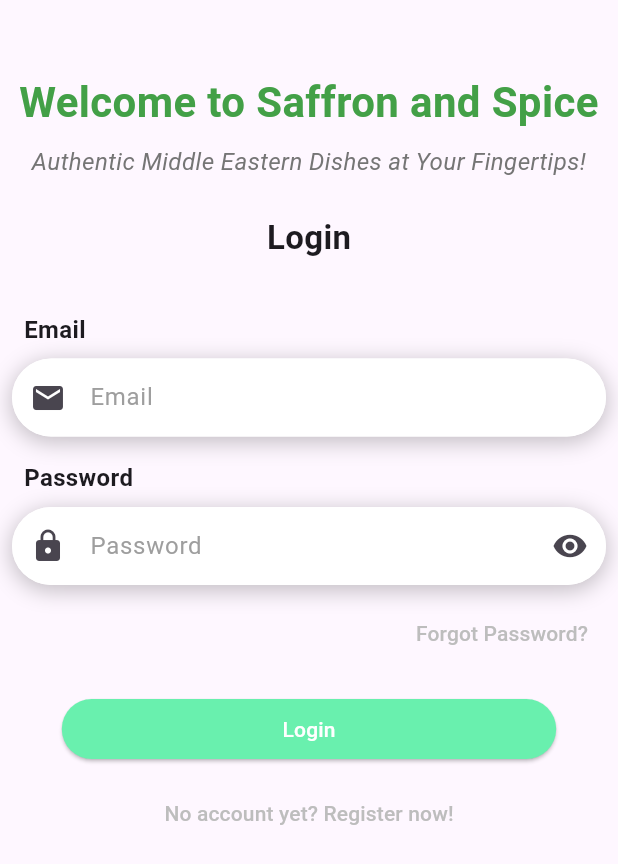
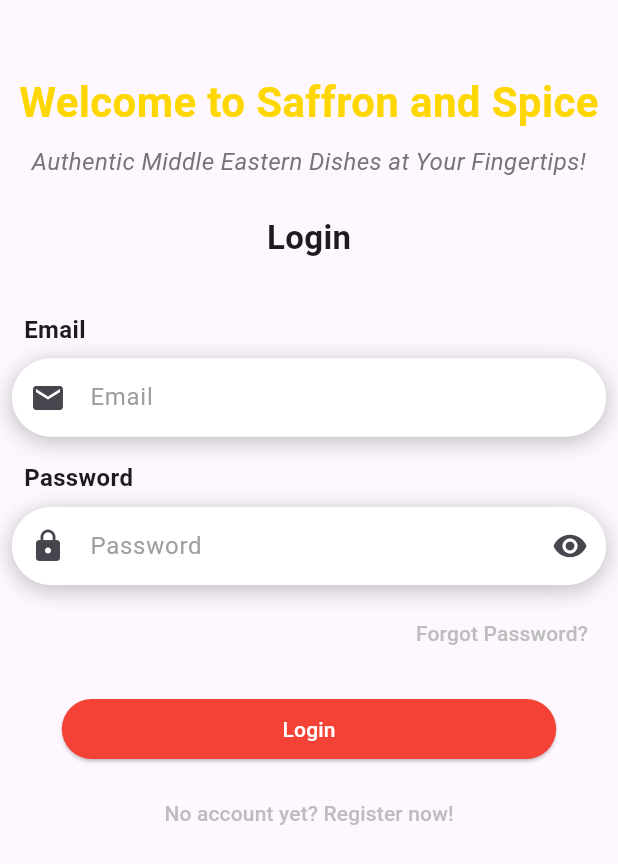
Before and after one commit to YMANSY1/basic_restaurant_app, a Flutter app: the screen it shows after launch, on a phone screen of 412 x 824 dp. Shown: the top 864 px of the screen. Run offline on Flutter 3.47's test engine with Material 3 defaults, Android fonts, the phone set to English and light mode, and no system bars; our stand-ins replace cloud_firestore, firebase_auth, firebase_core, flutter_svg, get; accounts and stored records are empty.

Commit message:
minor UI modifications, added CI workflow

```diff
--- a/lib/features/auth/auth_screen.dart
+++ b/lib/features/auth/auth_screen.dart
@@ -19,7 +19,8 @@ class AuthScreen extends StatelessWidget {
   @override
   Widget build(BuildContext context) {
     final screenWidth = MediaQuery.of(context).size.width;
-    return Scaffold(
+    return SafeArea(
+      child: Scaffold(
         body: Form(
           key: _formKey,
           child: Padding(
@@ -38,8 +39,8 @@ class AuthScreen extends StatelessWidget {
                         style: TextStyle(
                           fontSize: 28,
                           fontWeight: FontWeight.bold,
-                        color: Colors
-                            .green[600], // A deep green for "CircularChem"
+                          color: Color(
+                              0xffffd700), // A deep green for "CircularChem"
                         ),
                         textAlign: TextAlign.center,
                       ),
@@ -154,7 +155,8 @@ class AuthScreen extends StatelessWidget {
                             }
                           }
                         },
-                      text: authController.isLogin.value ? 'Login' : 'Sign Up',
+                        text:
+                            authController.isLogin.value ? 'Login' : 'Sign Up',
                         width: screenWidth * 0.8,
                       ),
                     );
@@ -177,6 +179,7 @@ class AuthScreen extends StatelessWidget {
             ),
           ),
         ),
+      ),
     );
   }
 
--- a/lib/features/auth/widgets/auth_button.dart
+++ b/lib/features/auth/widgets/auth_button.dart
@@ -18,7 +18,7 @@ class AuthButton extends StatelessWidget {
       child: ElevatedButton(
         onPressed: onPressed,
         style: ElevatedButton.styleFrom(
-            backgroundColor: Colors.greenAccent, foregroundColor: Colors.white),
+            backgroundColor: Colors.red, foregroundColor: Colors.white),
         child: Text(text),
       ),
     );
```
Also changed, not shown: 1 other file. Lines whose indentation alone changed are shown as unchanged.
